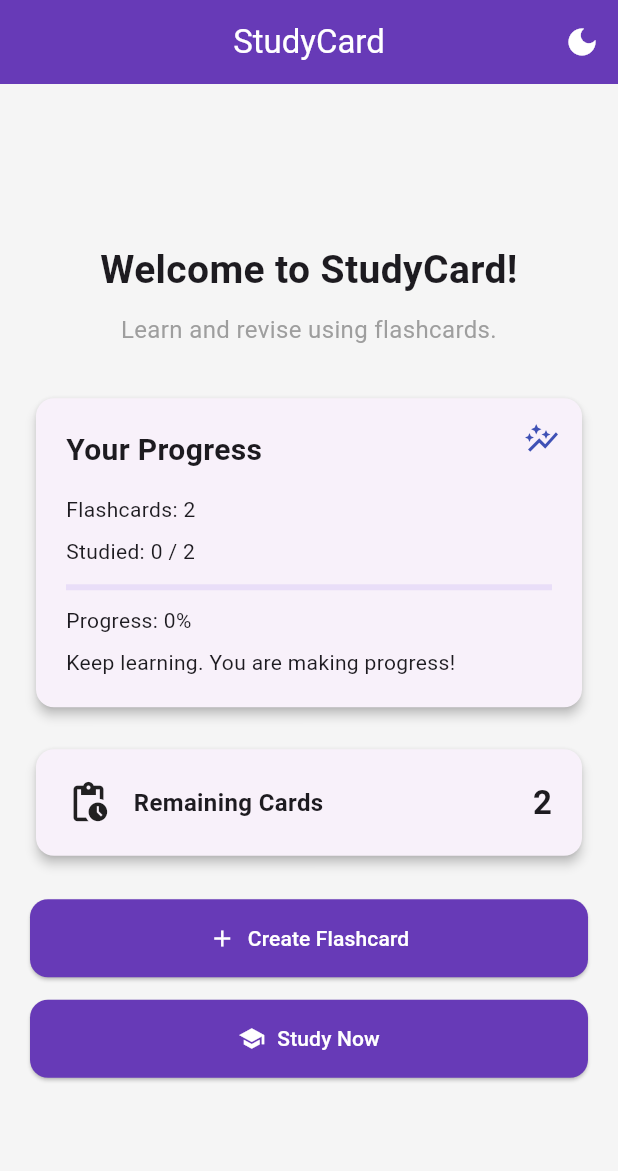
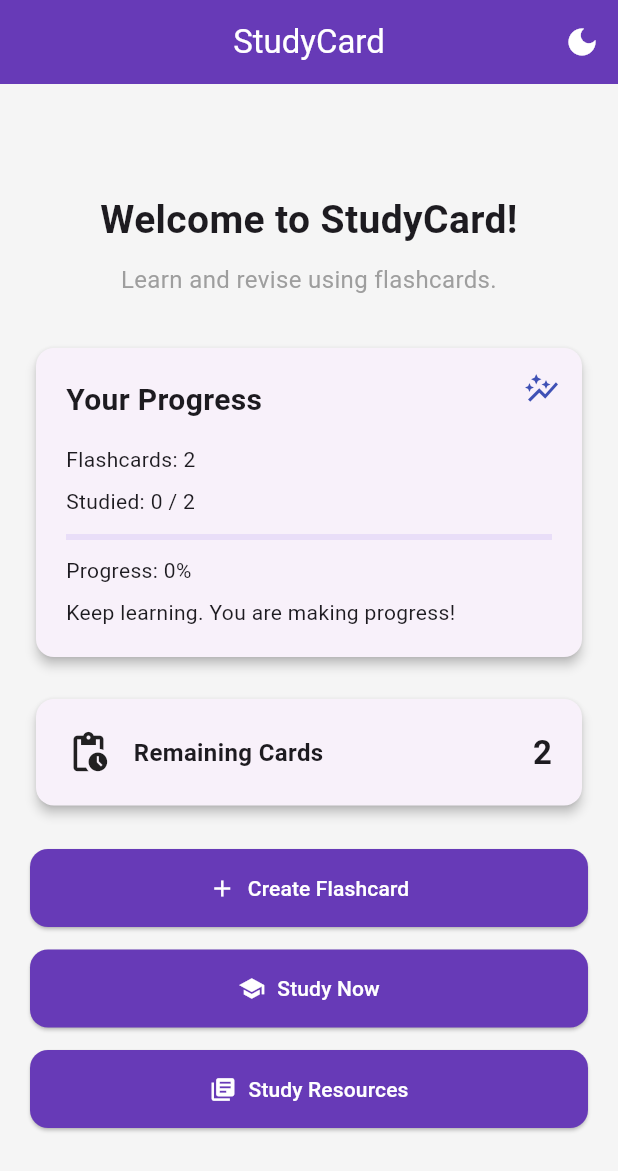
Before and after one commit to snehitha-coder/Study-Card-app, a Flutter app: the screen it shows after launch, on a phone screen of 412 x 824 dp. Shown: the top 1171 px of the screen. Run offline on Flutter 3.47's test engine with Material 3 defaults, Android fonts, the phone set to English and light mode, and no system bars.

Commit message:
Integrate study resources REST API

```diff
--- a/lib/main.dart
+++ b/lib/main.dart
@@ -5,6 +5,7 @@ import 'package:provider/provider.dart';
 import 'providers/flashcard_provider.dart';
 import 'add_card_page.dart';
 import 'study_page.dart';
+import 'resources_page.dart';
 import 'widgets/progress_card.dart';
 import 'utils/app_theme.dart';
 
@@ -29,7 +30,6 @@ class StudyCardApp extends StatelessWidget {
           debugShowCheckedModeBanner: false,
           title: 'StudyCard',
 
-          // Light and dark themes
           theme: AppTheme.lightTheme,
           darkTheme: AppTheme.darkTheme,
           themeMode: currentTheme,
@@ -39,6 +39,7 @@ class StudyCardApp extends StatelessWidget {
             '/': (context) => const HomePage(),
             '/add-card': (context) => const AddCardPage(),
             '/study': (context) => const StudyPage(),
+            '/resources': (context) => const ResourcesPage(),
           },
         );
       },
@@ -107,8 +108,6 @@ class HomePage extends StatelessWidget {
     return Scaffold(
       appBar: AppBar(
         title: const Text('StudyCard'),
-
-        // Theme switching button
         actions: [
           IconButton(
             tooltip: AppTheme.themeMode.value == ThemeMode.light
@@ -214,6 +213,17 @@ class HomePage extends StatelessWidget {
                   icon: const Icon(Icons.school),
                   label: const Text('Study Now'),
                 ),
+
+                const SizedBox(height: 15),
+
+                // Study Resources button
+                ElevatedButton.icon(
+                  onPressed: () {
+                    Navigator.pushNamed(context, '/resources');
+                  },
+                  icon: const Icon(Icons.library_books),
+                  label: const Text('Study Resources'),
+                ),
               ],
             ),
           ),
--- a/pubspec.yaml
+++ b/pubspec.yaml
@@ -35,6 +35,7 @@ dependencies:
   # The following adds the Cupertino Icons font to your application.
   # Use with the CupertinoIcons class for iOS style icons.
   cupertino_icons: ^1.0.8
+  http: ^1.6.0
 
 dev_dependencies:
   flutter_test:
```
Also changed, not shown: lib/resources_page.dart (added, +50 -0 lines), lib/utils/api_service.dart (added, +17 -0 lines), pubspec.lock.
